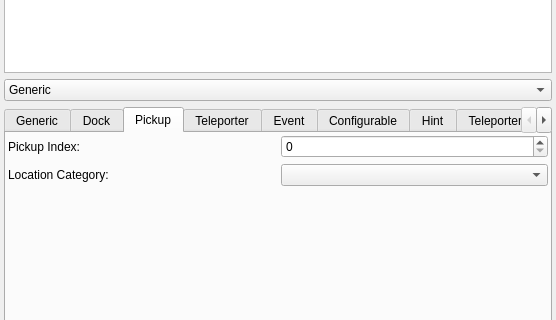
This is randovania/gui/ui_files/node_details_popup.ui in randovania/randovania as Qt 5 draws it before an edit; both pictures show x 0 to 556 and y 295 to 615 of the 556 by 846 pixel window. The edited form follows.
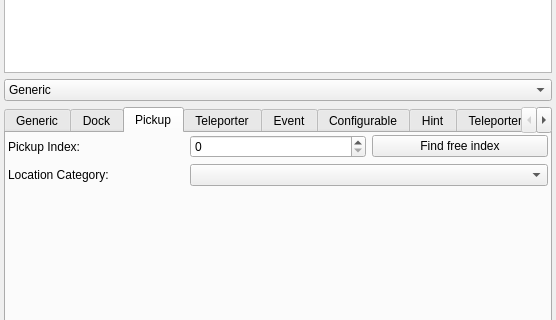
This is the edited form. The open tabs and pages were chosen to show the change.

Commit message: Add button for finding an unused PickupIndex

```diff
--- a/randovania/gui/ui_files/node_details_popup.ui
+++ b/randovania/gui/ui_files/node_details_popup.ui
@@ -491,7 +491,14 @@
          </property>
         </widget>
        </item>
-       <item row="1" column="1">
+       <item row="0" column="2">
+        <widget class="QPushButton" name="pickup_index_button">
+         <property name="text">
+          <string>Find free index</string>
+         </property>
+        </widget>
+       </item>
+       <item row="1" column="1" colspan="2">
         <widget class="QComboBox" name="location_category_combo"/>
        </item>
        <item row="0" column="0">
```
Left out of the diff: 42 changed lines with no effect on the pictures. The commit also changes 3 other files.
